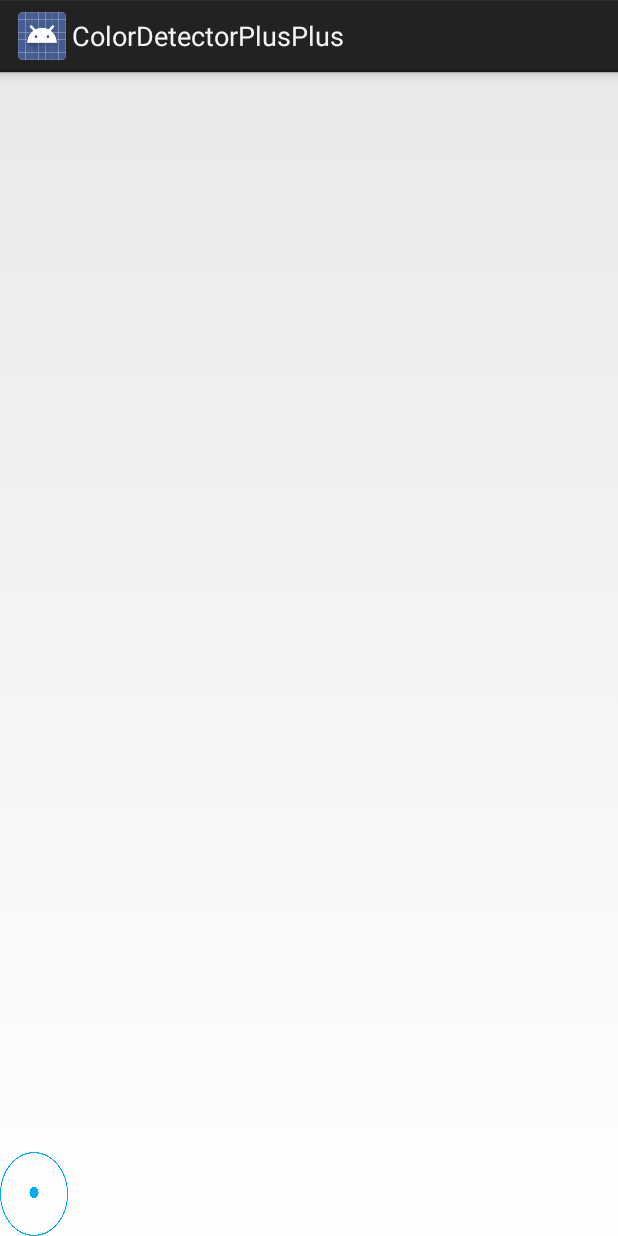
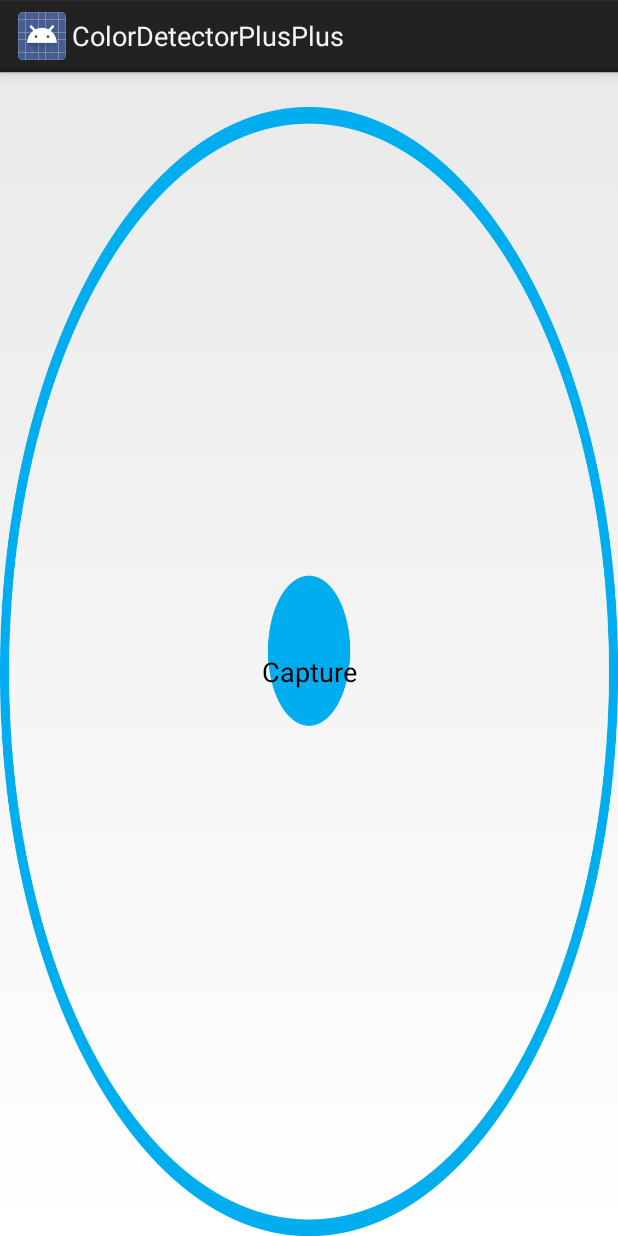
Before and after one commit to JStav/ColorDetectorPlusPlus, an Android app: the layout activity_camera.xml on its own in the app's theme, with its tools: preview values and no code run, on a phone screen of 412 x 824 dp. Run offline under Robolectric (Android 15) with nearby library versions, the phone set to English and light mode, and no system bars.

Commit message:
Camera Button fixed

```diff
--- a/app/src/main/res/layout/activity_camera.xml
+++ b/app/src/main/res/layout/activity_camera.xml
@@ -12,17 +12,16 @@
         android:layout_width="fill_parent"
         android:layout_height="fill_parent"
         android:layout_weight="1"
-        >
-
-
-    </FrameLayout>
+        />
 
 </LinearLayout>
-    <ImageButton
-        android:layout_width="45dp"
-        android:layout_height="56dp"
+
+    <Button
         android:id="@+id/button_capture"
-        android:layout_gravity="left|bottom"
-        android:background="@drawable/camera_button" />
-
+        android:text="Capture"
+        android:layout_width="wrap_content"
+        android:layout_height="wrap_content"
+        android:layout_gravity="bottom"
+        android:background="@drawable/camera_button"
+        />
 </FrameLayout>
```
